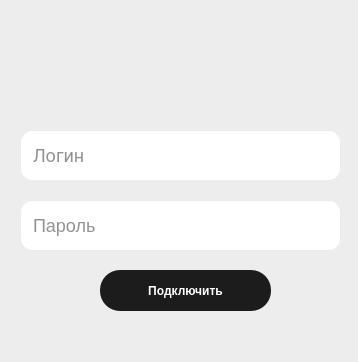
Qt form desing_minimal.ui (sor88/rdpoverssh) before a commit.
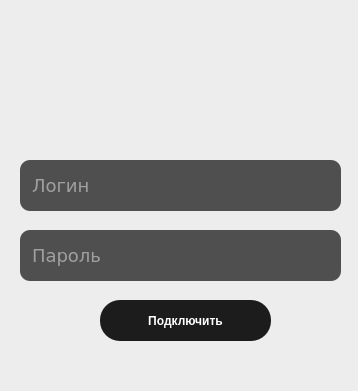
The same form after that commit. Icons and pictures are not drawn.

Commit message: установка placeholder

Patch:
```diff
--- a/desing_minimal.ui
+++ b/desing_minimal.ui
@@ -7,7 +7,7 @@
     <x>0</x>
     <y>0</y>
     <width>358</width>
-    <height>362</height>
+    <height>391</height>
    </rect>
   </property>
   <property name="cursor">
@@ -18,41 +18,39 @@
   </property>
   <property name="styleSheet">
    <string notr="true">QMainWindow {
-
 }
-
 QWidget {
-/* цвета #fafafa; ededed; */
-background-color: #ededed;
-font-family: apple-system,BlinkMacSystemFont,&quot;Segoe UI&quot;,Roboto,&quot;Helvetica Neue&quot;, Arial, sans-serif;
-color: #212529;
-font-weight: bold; 
-text-color: black;
+/* цвета #fafafa; ededed;  */
+background: #ededed;
+font-family: verdana, sans-serif;
+/* color: #ab9d00;   */
+font-weight: normal; 
 }
 
-QLabel {
-
+.QLineEdit::hover{
+background-color: #3d3d3d;
 }
-
 QLineEdit {
+color : #f0f0f0;
 padding: 0 10px 0 10px;
 font-size: 18px;
-font-weight: normal;
-background-color: #ffffff;
-border: 1px solid #ebebeb;
-border-radius: 12px;
-/* color: black; */
-}
+background: #4f4f4f;
+border: 0.1px solid #ebebeb;
+border-radius: 10px;
+/* color: #474747;  */
 
+}
 
 QPushButton{
 background-color: black;
+font-family: Ubuntu, verdana, sans-serif;
 border: 1px #ebebeb;
 border-radius: 20px;
 background-color: #1c1c1c;
 color: white;
 position: relative;
 padding: 5px;
+font-weight: bold; 
 }
 
 QPushButton:hover{
@@ -61,7 +59,8 @@
 
 QStatusBar{
 font-size: 12 px;
-}</string>
+}
+</string>
   </property>
   <property name="dockOptions">
    <set>QMainWindow::AnimatedDocks</set>
@@ -84,7 +83,7 @@
     <property name="geometry">
      <rect>
       <x>100</x>
-      <y>270</y>
+      <y>300</y>
       <width>171</width>
       <height>41</height>
      </rect>
@@ -97,7 +96,7 @@
     <property name="geometry">
      <rect>
       <x>20</x>
-      <y>200</y>
+      <y>230</y>
       <width>321</width>
       <height>51</height>
      </rect>
@@ -116,20 +115,23 @@
     <property name="geometry">
      <rect>
       <x>20</x>
-      <y>130</y>
+      <y>160</y>
       <width>321</width>
       <height>51</height>
      </rect>
     </property>
     <property name="font">
      <font>
-      <family>apple-system,BlinkMacSystemFont,Segoe UI,Roboto,Helvetica Neue,Arial,sans-serif</family>
+      <family>verdana</family>
       <pointsize>-1</pointsize>
       <weight>50</weight>
       <bold>false</bold>
       <underline>false</underline>
      </font>
     </property>
+    <property name="autoFillBackground">
+     <bool>false</bool>
+    </property>
     <property name="styleSheet">
      <string notr="true">
 </string>
@@ -140,14 +142,17 @@
     <property name="placeholderText">
      <string>Логин</string>
     </property>
+    <property name="clearButtonEnabled">
+     <bool>false</bool>
+    </property>
    </widget>
    <widget class="QLabel" name="label">
     <property name="geometry">
      <rect>
-      <x>140</x>
+      <x>130</x>
       <y>20</y>
-      <width>71</width>
-      <height>91</height>
+      <width>91</width>
+      <height>111</height>
      </rect>
     </property>
     <property name="text">
@@ -177,10 +182,10 @@
   <widget class="QStatusBar" name="statusbar">
    <property name="font">
     <font>
-     <family>apple-system,BlinkMacSystemFont,Segoe UI,Roboto,Helvetica Neue,Arial,sans-serif</family>
+     <family>verdana</family>
      <pointsize>12</pointsize>
-     <weight>75</weight>
-     <bold>true</bold>
+     <weight>50</weight>
+     <bold>false</bold>
     </font>
    </property>
   </widget>
```
Left out of the diff: 23 changed lines with no effect on the pictures. The commit also changes 1 other file.
